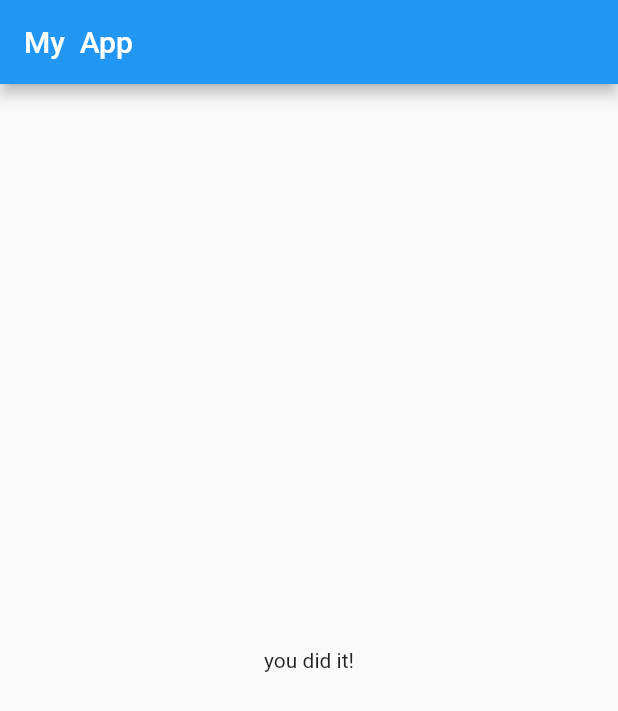
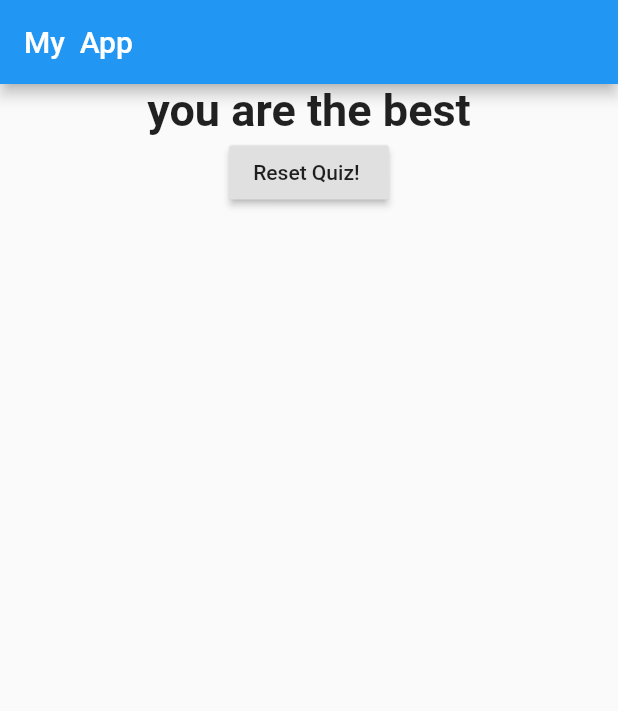
Before and after one commit to Developer-Faheem/Flutter-learning, a Flutter app: the screen it shows after launch, after a tap on "rabbit", after a tap on "blue", after a tap on "dog", on a phone screen of 412 x 824 dp. Shown: the top 711 px of the screen. Run offline on Flutter 3.47's test engine with Material 2 defaults, Android fonts, the phone set to English and light mode, and no system bars.

Commit message:
final commit
done with the first App project

```diff
--- a/lib/main.dart
+++ b/lib/main.dart
@@ -1,6 +1,8 @@
 import 'package:flutter/material.dart';
 import './question.dart'; // use ./ for the internal files (custom widgets )
 import './answer.dart';
+import './quiz.dart';
+import './result.dart';
 
 void main() => runApp(_MyApp());
 
@@ -18,8 +20,18 @@ class _MyAppState extends State<_MyApp> {
 
   int _questionIndex =
       0; //underscore in  order to make the properties or the methods or classes private
+      int  _totalScore=0;
 
-  void _callthis() {
+void _reset(){
+  setState(() {
+    _totalScore=0;
+    _questionIndex=0;
+  });
+}
+  void _callthis(int score) {
+
+     _totalScore+=score;
+
     setState(() {
       //when this methods is called it will  call the build method and the build will only render the changes
       _questionIndex = _questionIndex + 1; //enclosed by the annonymous class
@@ -29,19 +41,33 @@ class _MyAppState extends State<_MyApp> {
   }
 
   Widget build(BuildContext context) {
-    const question =const[//const to show it is both compile and run  time constant
+    const _question = const [
+      //const to show it is both compile and run  time constant
       //this is the list of maps
       {
         'questionText': 'What is your favourite Animal',
-        'answerText': ['rabbit', 'cat', 'dog']
+        'answerText': [
+          {'text': 'rabbit', 'score': 10},
+          {'text': 'cat', 'score': 5},
+          {'text': 'dog', 'score': 3}
+        ]
       },
       {
         'questionText': 'What is your favourite color',
-        'answerText': ['red', 'blue', 'green','yellow']
+        'answerText': [
+          {'text': 'red', 'score': 10},
+          {'text': 'blue', 'score': 7},
+          {'text': 'green', 'score': 10},
+          {'text': 'yellow', 'score': 5}
+        ]
       },
       {
         'questionText': 'What is your favourite Animal',
-        'answerText': ['rabbit', 'cat', 'dog']
+        'answerText': [
+          {'text': 'rabbit', 'score': 10},
+          {'text': 'cat', 'score': 5},
+          {'text': 'dog', 'score': 3}
+        ]
       },
     ];
 
@@ -50,22 +76,12 @@ class _MyAppState extends State<_MyApp> {
         appBar: AppBar(
           title: Text('My  App'),
         ),
-        body:
-          _questionIndex<question.length? Column(//ternary operator
-          children: [
-            //column widget in order to add multiple things in a column one after the other
-
-            Question((question[_questionIndex]['questionText'])
-                .toString()), //the custom widget will be called with the data passed throught the constructor
-
-            ...(question[_questionIndex]['answerText'] as List<String>)
-                .map((answers) {
-              //...operator to add this answer list  into the widgets in column
-              return Answer(
-                  _callthis, answers); //mapping the list into the widget
-            }).toList() //here the answers refer to the answers one by one
-          ],
-        ): Center(child: Text('you did it!'),),
+        body: _questionIndex < _question.length
+            ? Quiz(
+                callme: _callthis,
+                question: _question,
+                questionIndex: _questionIndex)
+            : Result(_totalScore,_reset),
       ),
     );
   }
--- /dev/null
+++ b/lib/quiz.dart
@@ -0,0 +1,35 @@
+import 'package:firstapp/question.dart';
+import "package:flutter/material.dart";
+import "./answer.dart";
+import "./question.dart";
+
+class Quiz extends StatelessWidget {
+  final List<Map<String, Object>>
+      question; //note that we always gets the object in place of the list
+  final int questionIndex;
+  final Function callme;
+
+  Quiz(
+      {required this.question,
+      required this.questionIndex,
+      required this.callme}); //for the null safety use required not @required
+
+  @override
+  Widget build(BuildContext context) {
+    return Column(
+      //ternary operator
+      children: [
+        //column widget in order to add multiple things in a column one after the other
+
+        Question((question[questionIndex]['questionText'])
+            .toString()), //the custom widget will be called with the data passed throught the constructor
+
+        ...(question[questionIndex]['answerText'] as List<Map<String, Object>>)
+            .map((answers) {
+          //...operator to add this answer list  into the widgets in column
+          return Answer(() => callme(answers['score']),answers['text'].toString()); //mapping the list into the widget
+        }).toList() //here the answers refer to the answers one by one
+      ],
+    );
+  }
+}
--- /dev/null
+++ b/lib/result.dart
@@ -0,0 +1,34 @@
+import "package:flutter/material.dart";
+
+class Result extends StatelessWidget {
+  final int resultScore;
+  var resetHandler;
+
+  Result(this.resultScore, this.resetHandler);
+
+  String get resultPhrase {
+    //special function to get the values and it does not accept any parameters so dont use ()
+
+    if (resultScore < 7) {
+      return "you are bad guy";
+    } else if (resultScore < 15) {
+      return "you are pretty good ";
+    } else {
+      return "you are the best ";
+    }
+  }
+
+  @override
+  Widget build(BuildContext context) {
+    return Center(
+      child: Column(children: [
+        Text(
+          resultPhrase,
+          style: TextStyle(fontSize: 30, fontWeight: FontWeight.bold),
+          textAlign: TextAlign.center,
+        ),
+        RaisedButton(child: Text("Reset Quiz! "), onPressed: resetHandler),
+      ]),
+    );
+  }
+}
```
Also changed, not shown: lib/answer.dart (+14 -15 lines).
